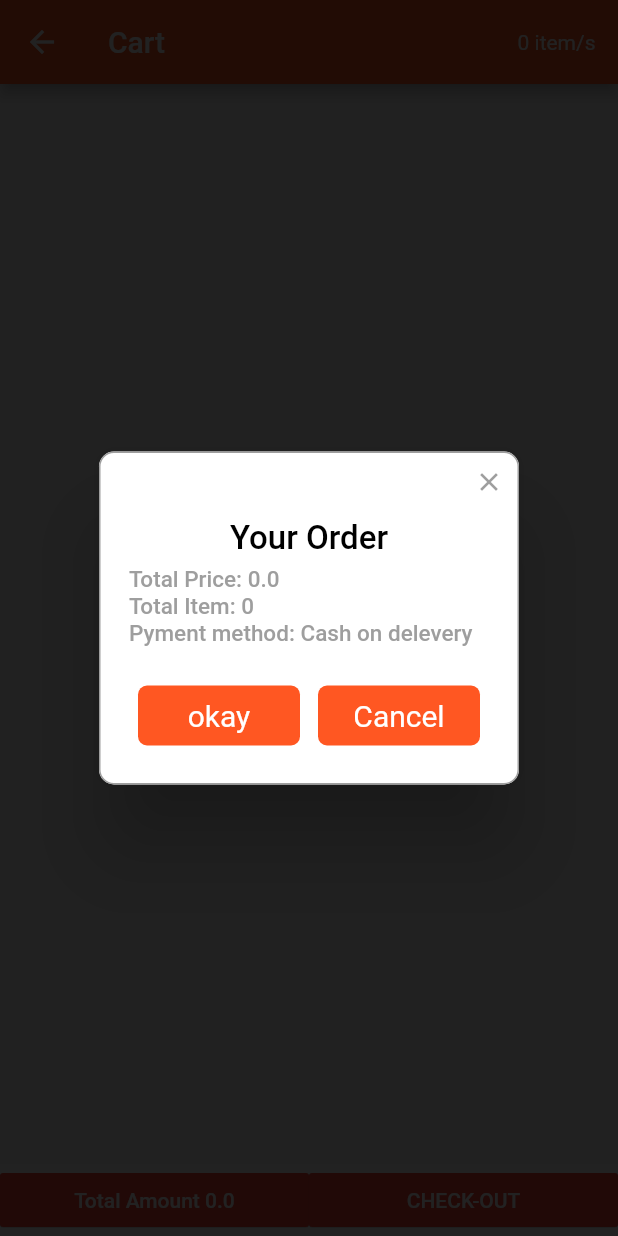
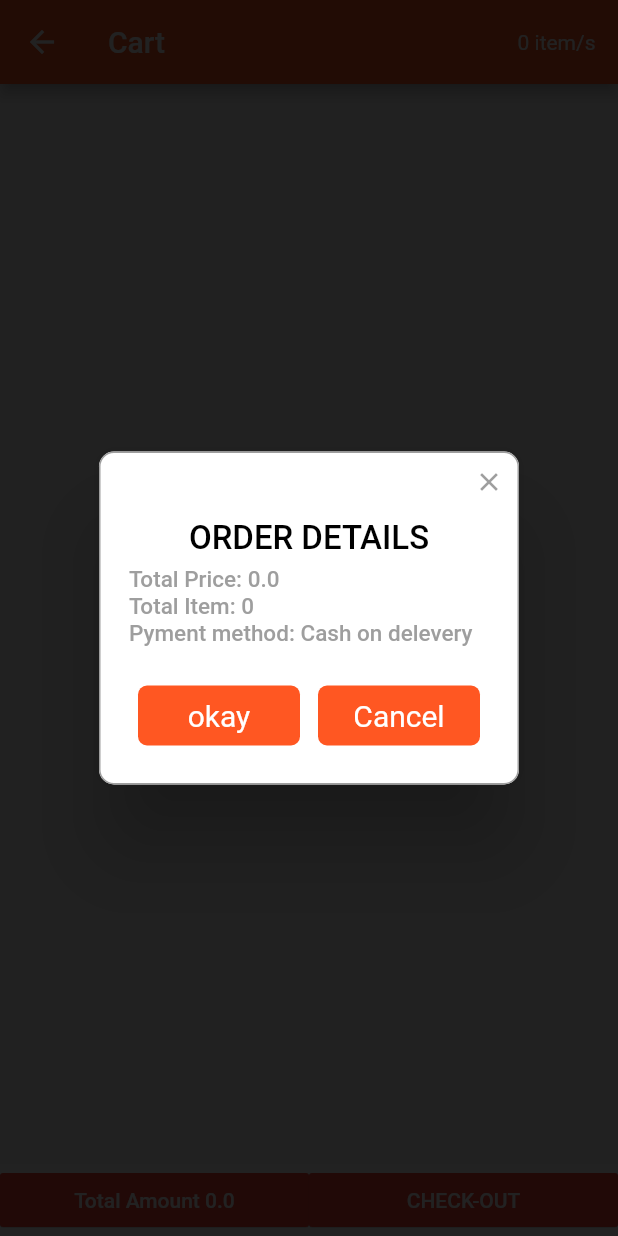
Before and after one commit to asimsharf/food2go, a Flutter app: the CartPage screen opened directly, after a tap on "CHECK-OUT", on a phone screen of 412 x 824 dp. Run offline on Flutter 3.47's test engine with Material 2 defaults, Android fonts, the phone set to English and light mode, and no system bars; drawn by our look-alikes of rflutter_alert; our stand-ins replace font_awesome_flutter, shared_preferences, smooth_star_rating, splashscreen, video_player; missing offline and left inert: google_fonts_arabic; accounts and stored records are empty; generated files the repository leaves out were written again.

Commit message:
Default Changelist

```diff
--- a/lib/pages/CartPage.dart
+++ b/lib/pages/CartPage.dart
@@ -186,7 +186,7 @@ class CartPage extends StatelessWidget {
 _onValidBtnPressed(BuildContext context, ProductsModel model) {
   Alert(
       context: context,
-      title: "Your Order",
+      title: "ORDER DETAILS",
       content: Column(
         children: <Widget>[
           Row(
--- a/lib/scoped-model/items_model.dart
+++ b/lib/scoped-model/items_model.dart
@@ -1,11 +1,9 @@
-// import 'package:foodtogo/model/Order.dart';
 import 'package:scoped_model/scoped_model.dart';
 
 import '../model/Item.dart';
 
 class ProductsModel extends Model {
   List<Item> _cartList = [];
-  // Model_Order order;
   String baseUrl = 'http://mazzaya.net/restomax/mobileapp/api/';
   List<Item> get getCartList {
     return List.from(_cartList);
```
